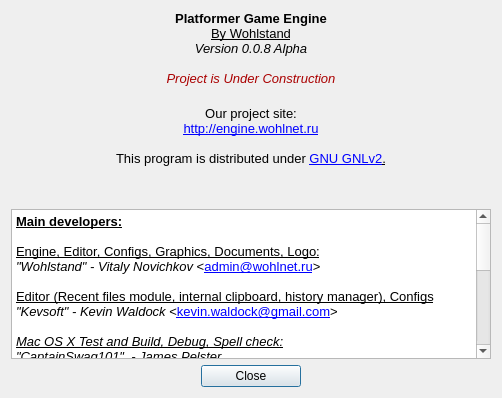
Qt form Editor/about_dialog/aboutdialog.ui (WohlSoft/Moondust-Project) before a commit.
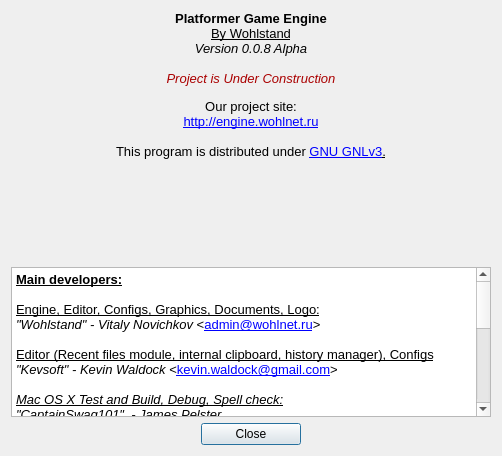
The same form after that commit. Icons and pictures are not drawn.

Commit message:
Updated License inforcation
Changed license from GPLv2 to GPLv3

The edit to the form file:
```diff
--- a/Editor/about_dialog/aboutdialog.ui
+++ b/Editor/about_dialog/aboutdialog.ui
@@ -10,7 +10,7 @@
     <x>0</x>
     <y>0</y>
     <width>500</width>
-    <height>410</height>
+    <height>430</height>
    </rect>
   </property>
   <property name="sizePolicy">
@@ -22,7 +22,7 @@
   <property name="minimumSize">
    <size>
     <width>500</width>
-    <height>410</height>
+    <height>430</height>
    </size>
   </property>
   <property name="baseSize">
@@ -67,7 +67,7 @@
      <property name="minimumSize">
       <size>
        <width>476</width>
-       <height>192</height>
+       <height>250</height>
       </size>
      </property>
      <property name="font">
@@ -87,7 +87,7 @@
       <string notr="true">&lt;!DOCTYPE HTML PUBLIC &quot;-//W3C//DTD HTML 4.0//EN&quot; &quot;http://www.w3.org/TR/REC-html40/strict.dtd&quot;&gt;
 &lt;html&gt;&lt;head&gt;&lt;meta name=&quot;qrichtext&quot; content=&quot;1&quot; /&gt;&lt;style type=&quot;text/css&quot;&gt;
 p, li { white-space: pre-wrap; }
-&lt;/style&gt;&lt;/head&gt;&lt;body style=&quot; font-family:'Liberation Sans'; font-size:13pt; font-weight:600; font-style:normal;&quot;&gt;
+&lt;/style&gt;&lt;/head&gt;&lt;body style=&quot; font-family:'Liberation Sans'; font-size:8pt; font-weight:600; font-style:normal;&quot;&gt;
 &lt;p align=&quot;center&quot; style=&quot; margin-top:0px; margin-bottom:0px; margin-left:0px; margin-right:0px; -qt-block-indent:0; text-indent:0px;&quot;&gt;&lt;img src=&quot;:/images/mushroom.png&quot; /&gt;&lt;/p&gt;
 &lt;p align=&quot;center&quot; style=&quot; margin-top:0px; margin-bottom:0px; margin-left:0px; margin-right:0px; -qt-block-indent:0; text-indent:0px;&quot;&gt;&lt;span style=&quot; font-size:10pt;&quot;&gt;Platformer Game Engine&lt;/span&gt;&lt;/p&gt;
 &lt;p align=&quot;center&quot; style=&quot; margin-top:0px; margin-bottom:0px; margin-left:0px; margin-right:0px; -qt-block-indent:0; text-indent:0px;&quot;&gt;&lt;span style=&quot; font-size:10pt; font-weight:400; text-decoration: underline;&quot;&gt;By Wohlstand&lt;/span&gt;&lt;span style=&quot; font-size:10pt;&quot;&gt;&lt;br /&gt;&lt;/span&gt;&lt;span style=&quot; font-size:10pt; font-weight:400; font-style:italic;&quot;&gt;Version 0.0.8 Alpha&lt;/span&gt;&lt;/p&gt;
@@ -96,7 +96,7 @@
 &lt;p align=&quot;center&quot; style=&quot; margin-top:0px; margin-bottom:0px; margin-left:0px; margin-right:0px; -qt-block-indent:0; text-indent:0px;&quot;&gt;&lt;span style=&quot; font-size:10pt; font-weight:400;&quot;&gt;Our project site:&lt;/span&gt;&lt;/p&gt;
 &lt;p align=&quot;center&quot; style=&quot; margin-top:0px; margin-bottom:0px; margin-left:0px; margin-right:0px; -qt-block-indent:0; text-indent:0px;&quot;&gt;&lt;a href=&quot;http://engine.wohlnet.ru&quot;&gt;&lt;span style=&quot; font-size:10pt; font-weight:400; text-decoration: underline; color:#0000ff;&quot;&gt;http://engine.wohlnet.ru&lt;/span&gt;&lt;/a&gt;&lt;/p&gt;
 &lt;p align=&quot;center&quot; style=&quot;-qt-paragraph-type:empty; margin-top:0px; margin-bottom:0px; margin-left:0px; margin-right:0px; -qt-block-indent:0; text-indent:0px; font-size:10pt; font-weight:400; text-decoration: underline; color:#0000ff;&quot;&gt;&lt;br /&gt;&lt;/p&gt;
-&lt;p align=&quot;center&quot; style=&quot; margin-top:0px; margin-bottom:0px; margin-left:0px; margin-right:0px; -qt-block-indent:0; text-indent:0px;&quot;&gt;&lt;span style=&quot; font-size:10pt; font-weight:400;&quot;&gt;This program is distributed under &lt;/span&gt;&lt;a href=&quot;http://www.gnu.org/licenses/gpl-2.0.html&quot;&gt;&lt;span style=&quot; font-size:10pt; font-weight:400; text-decoration: underline; color:#0000ff;&quot;&gt;GNU GNLv2&lt;/span&gt;&lt;/a&gt;&lt;span style=&quot; font-size:10pt; font-weight:400; text-decoration: underline;&quot;&gt;.&lt;/span&gt;&lt;/p&gt;&lt;/body&gt;&lt;/html&gt;</string>
+&lt;p align=&quot;center&quot; style=&quot; margin-top:0px; margin-bottom:0px; margin-left:0px; margin-right:0px; -qt-block-indent:0; text-indent:0px;&quot;&gt;&lt;span style=&quot; font-size:10pt; font-weight:400;&quot;&gt;This program is distributed under &lt;/span&gt;&lt;a href=&quot;http://www.gnu.org/licenses/gpl.html&quot;&gt;&lt;span style=&quot; font-size:10pt; font-weight:400; text-decoration: underline; color:#0000ff;&quot;&gt;GNU GNLv3&lt;/span&gt;&lt;/a&gt;&lt;span style=&quot; font-size:10pt; font-weight:400; text-decoration: underline;&quot;&gt;.&lt;/span&gt;&lt;/p&gt;&lt;/body&gt;&lt;/html&gt;</string>
      </property>
      <property name="alignment">
       <set>Qt::AlignLeading|Qt::AlignLeft|Qt::AlignTop</set>
```
The commit also changes 107 other files.
